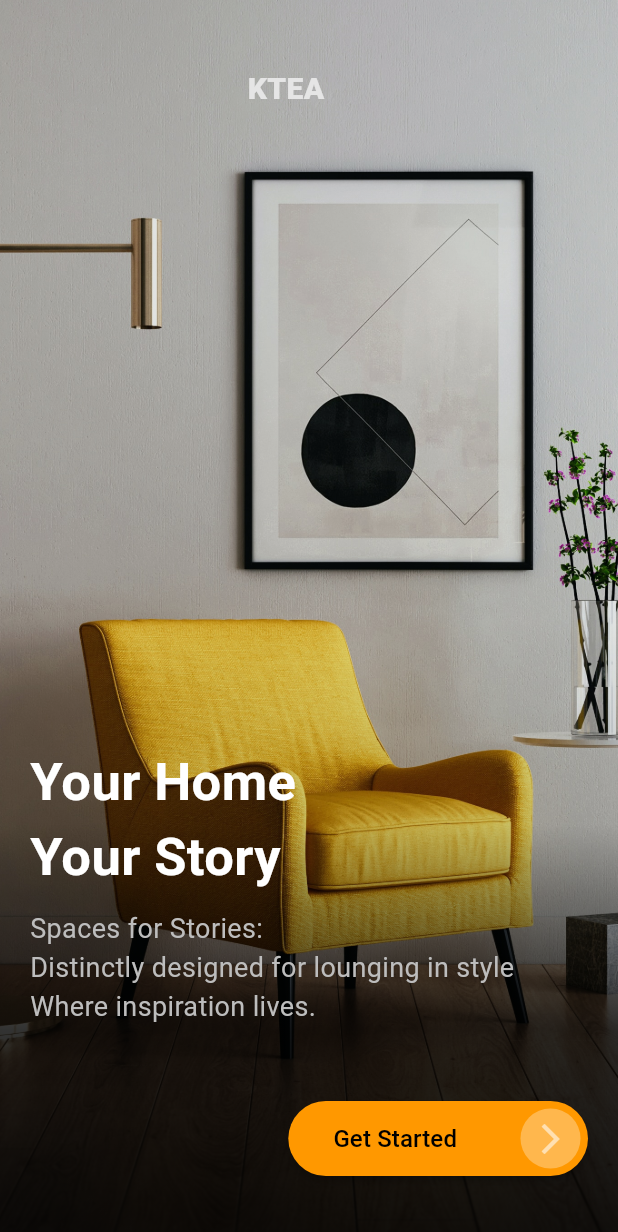
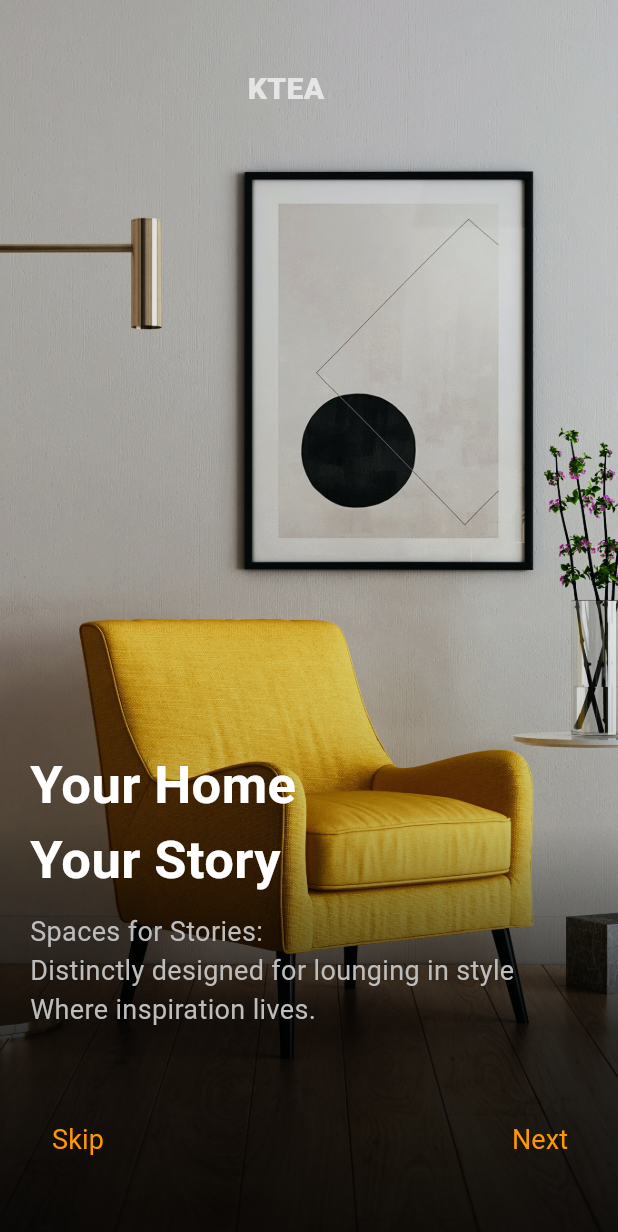
Before and after one commit to Tosin8/ktea, a Flutter app: the screen it shows after launch, on a phone screen of 412 x 824 dp. Shown: the top 1232 px of the screen. Run offline on Flutter 3.47's test engine with Material 3 defaults, Android fonts, the phone set to English and light mode, and no system bars; our stand-ins replace animate_do, firebase_core; accounts and stored records are empty.

Commit message:
Update splash.dart

```diff
--- a/lib/splash_screen/splash.dart
+++ b/lib/splash_screen/splash.dart
@@ -56,6 +56,9 @@ late final Animation<double> _animation = Tween<double> (
         onPageChanged: (int index) {
           _controller.value = 0.0;
           _controller.forward();
+          setState(() {
+            isLastPage = index == 2;
+          });
         },
 
         itemCount: _furnitures.length,
@@ -124,14 +127,15 @@ child: Stack (
               duration: const Duration(milliseconds: 1000),
               child: Align(
                 alignment: Alignment.bottomRight,
-                child: MaterialButton(
+                child: isLastPage ? MaterialButton(
                   shape: RoundedRectangleBorder(
                     borderRadius: BorderRadius.circular(40)
                   ),
 
                   onPressed: (){},
                   color: Colors.orange,
-                  padding: const EdgeInsets.only(right: 5, left: 30, top: 5, bottom: 5), child: Container(height: 40, width: MediaQuery.of(context).size.width * 0.4,
+                  padding: const EdgeInsets.only(right: 5, left: 30, top: 5, bottom: 5),
+                  child: Container(height: 40, width: MediaQuery.of(context).size.width * 0.4,
                   child: Row(
                     children: [
                       const Text('Get Started',
@@ -143,7 +147,19 @@ child: Stack (
                         decoration: BoxDecoration(color: Colors.orange.shade300, borderRadius: BorderRadius.circular(40)),child: Icon(Icons.arrow_forward_ios, color: Colors.orange.shade100,),
                       )
                     ],
-                  ),),),
+                  ),),):
+                  Container(
+                    child: Row(
+                      mainAxisAlignment: MainAxisAlignment.spaceBetween,
+                      children: [
+                        TextButton(onPressed: (){
+                         // _controller.jumpToPage(2);
+                        }, child: const Text('Skip',
+                         style: TextStyle(fontSize: 18, fontWeight: FontWeight.w400, color: Colors.orange),)),
+                        TextButton(onPressed: (){}, child: const Text('Next', style: TextStyle(fontSize: 18, fontWeight: FontWeight.w400, color: Colors.orange),))
+                      ],
+                    ),
+                  )
               )),
               const SizedBox(height: 20,)
           ],
```
